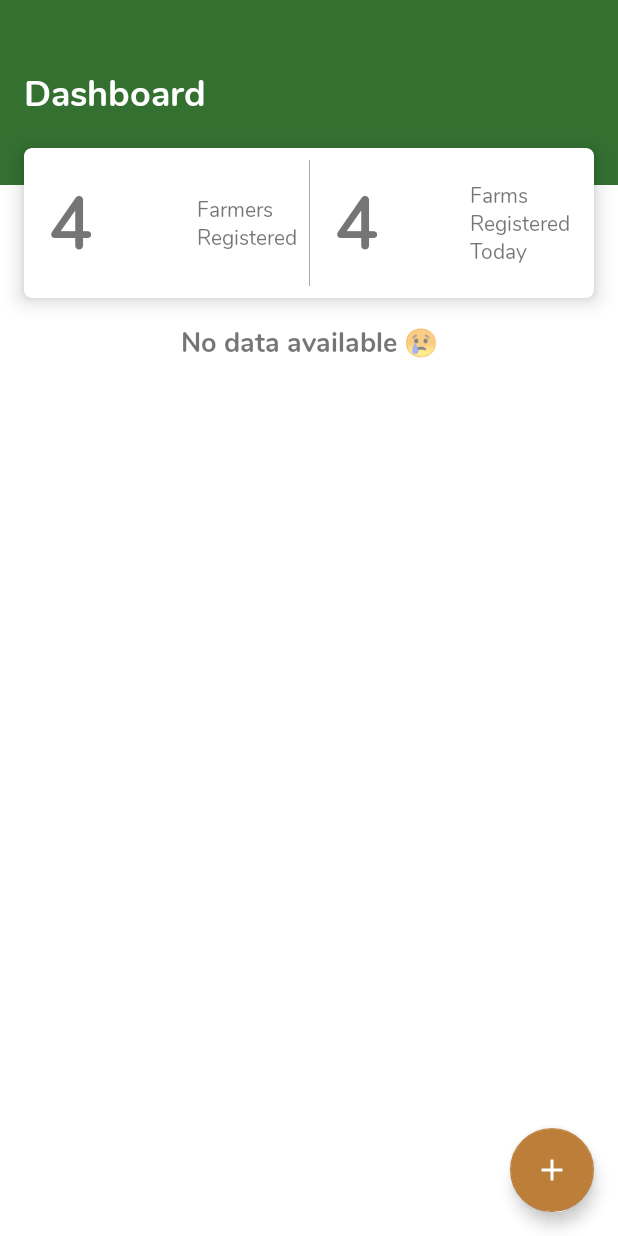
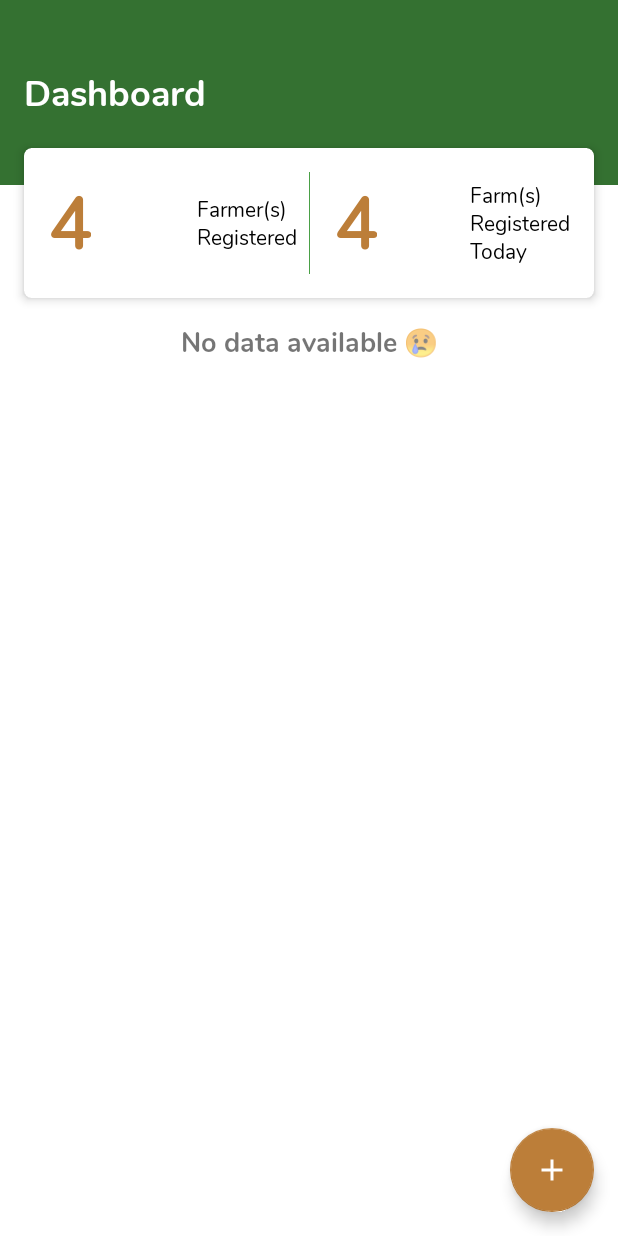
Before and after one commit to photizzo/NatureFarmApp, an Android app: the screen it shows after launch (MainActivity), on a phone screen of 412 x 824 dp. Run offline under Robolectric (Android 15) with nearby library versions, the phone set to English and light mode, and no system bars; our stand-ins replace Dagger/Hilt's generated code, Room's generated code, RxJava, Timber, data binding; 1 statement that could not run was skipped.

Commit message:
Updated bottom sheets data and fixed UI changes

```diff
--- a/app/src/main/java/com/threedee/nature/add/AddFarmersFragment.kt
+++ b/app/src/main/java/com/threedee/nature/add/AddFarmersFragment.kt
@@ -34,6 +34,7 @@ import timber.log.Timber
 import java.io.File
 import java.io.IOException
 import java.text.SimpleDateFormat
+import java.util.Calendar
 import java.util.Date
 import javax.inject.Inject
 
@@ -65,7 +66,7 @@ class AddFarmersFragment : DaggerFragment() {
                 // Go to next page
                 farmViewModel.currentPage.value = 1
                 val farmer = Farmer(-1, binding.nameTextField.editText?.text.toString(), binding.phoneTextField.editText?.text.toString(),
-                    farmViewModel.currentPhotoPath.value.toString(), binding.emailTextField.editText?.text.toString(), 0L)
+                    farmViewModel.currentPhotoPath.value.toString(), binding.emailTextField.editText?.text.toString(), Calendar.getInstance().timeInMillis)
                 farmViewModel.farmer.value = farmer
             } else {
                 activity?.showSnackbar("Fields marked * are compulsory")
--- a/app/src/main/java/com/threedee/nature/add/PickFarmCoordinatesActivity.kt
+++ b/app/src/main/java/com/threedee/nature/add/PickFarmCoordinatesActivity.kt
@@ -187,6 +187,9 @@ class PickFarmCoordinatesActivity : DaggerAppCompatActivity(), OnMapReadyCallbac
             mMap?.clear()
             farmViewModel.locations.value = arrayListOf()
             locationsArray = arrayListOf()
+        }
+        binding.infoButton.setOnClickListener {
+            sheetBehavior.state = BottomSheetBehavior.STATE_COLLAPSED
         }
     }
 
--- a/app/src/main/java/com/threedee/nature/util/Extensions.kt
+++ b/app/src/main/java/com/threedee/nature/util/Extensions.kt
@@ -47,7 +47,7 @@ fun Long.getFormattedDate(context: Context): String {
     } else if (now.get(Calendar.YEAR) === smsTime.get(Calendar.YEAR)) {
         DateFormat.format(dateTimeFormatString, smsTime).toString()
     } else {
-        DateFormat.format("MMMM dd yyyy, h:mm aa", smsTime).toString()
+        DateFormat.format("MMMM dd yyyy", smsTime).toString()
     }
 }
 
--- a/app/src/main/res/layout/activity_main.xml
+++ b/app/src/main/res/layout/activity_main.xml
@@ -65,7 +65,7 @@
                 android:divider="@android:color/transparent"
                 android:dividerHeight="0dp"
                 app:cardCornerRadius="5dp"
-                app:cardElevation="8dp"
+                app:cardElevation="4dp"
                 app:cardPreventCornerOverlap="false"
                 app:layout_constraintEnd_toEndOf="parent"
                 app:layout_constraintStart_toStartOf="parent"
@@ -83,6 +83,7 @@
                         android:text="4"
                         android:textSize="48dp"
                         android:textStyle="bold"
+                        android:textColor="@color/colorAccent"
                         app:layout_constraintBottom_toBottomOf="parent"
                         app:layout_constraintEnd_toStartOf="@+id/textView3"
                         app:layout_constraintHorizontal_bias="0.0"
@@ -97,6 +98,7 @@
                         android:text="4"
                         android:textSize="48dp"
                         android:textStyle="bold"
+                        android:textColor="@color/colorAccent"
                         app:layout_constraintBottom_toBottomOf="parent"
                         app:layout_constraintStart_toEndOf="@+id/view"
                         app:layout_constraintTop_toTopOf="parent" />
@@ -106,7 +108,8 @@
                         android:layout_width="wrap_content"
                         android:layout_height="wrap_content"
                         android:layout_marginEnd="8dp"
-                        android:text="Farmers\nRegistered"
+                        android:text="Farmer(s)\nRegistered"
+                        android:textColor="@android:color/black"
                         app:layout_constraintBottom_toBottomOf="parent"
                         app:layout_constraintEnd_toStartOf="@+id/view"
                         app:layout_constraintTop_toTopOf="parent" />
@@ -116,7 +119,8 @@
                         android:layout_width="wrap_content"
                         android:layout_height="wrap_content"
                         android:layout_marginEnd="16dp"
-                        android:text="Farms\nRegistered\nToday"
+                        android:text="Farm(s)\nRegistered\nToday"
+                        android:textColor="@android:color/black"
                         app:layout_constraintBottom_toBottomOf="parent"
                         app:layout_constraintEnd_toEndOf="parent"
                         app:layout_constraintTop_toTopOf="parent" />
@@ -124,10 +128,10 @@
                     <View
                         android:id="@+id/view"
                         android:layout_width="0.5dp"
-                        android:layout_height="match_parent"
-                        android:layout_marginTop="8dp"
-                        android:layout_marginBottom="8dp"
-                        android:background="@android:color/darker_gray"
+                        android:layout_height="0dp"
+                        android:layout_marginTop="16dp"
+                        android:layout_marginBottom="16dp"
+                        android:background="@color/colorPrimaryDark"
                         app:layout_constraintBottom_toBottomOf="parent"
                         app:layout_constraintEnd_toEndOf="parent"
                         app:layout_constraintStart_toStartOf="parent"
```
Also changed, not shown: app/src/main/res/layout/activity_farm_details.xml (+6 -8 lines), app/src/main/res/layout/bottom_sheet.xml (+15 -2 lines).
